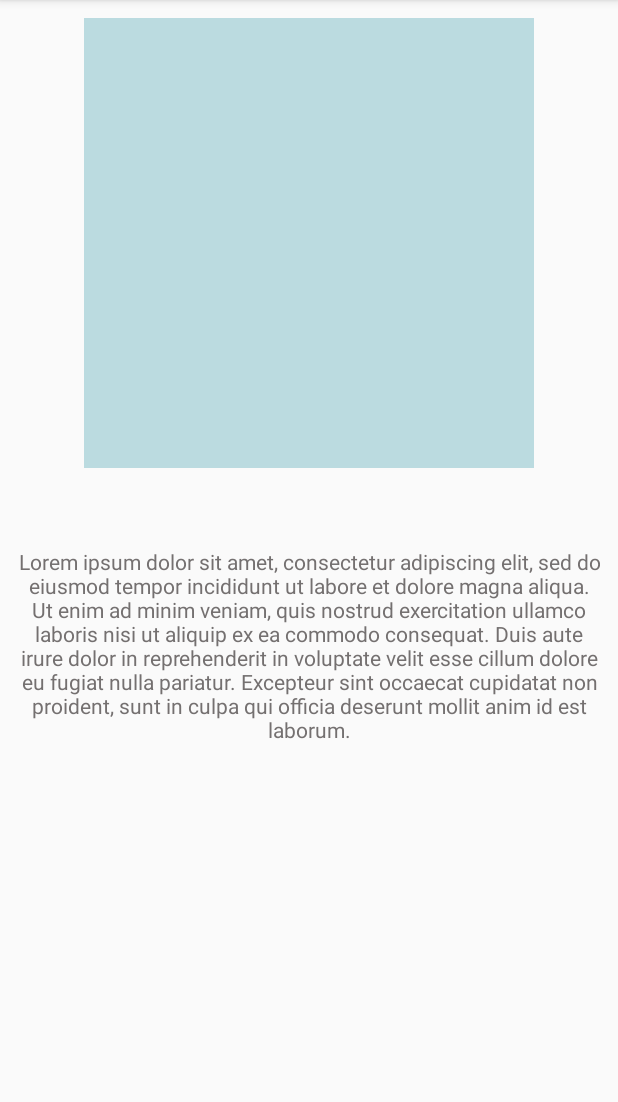
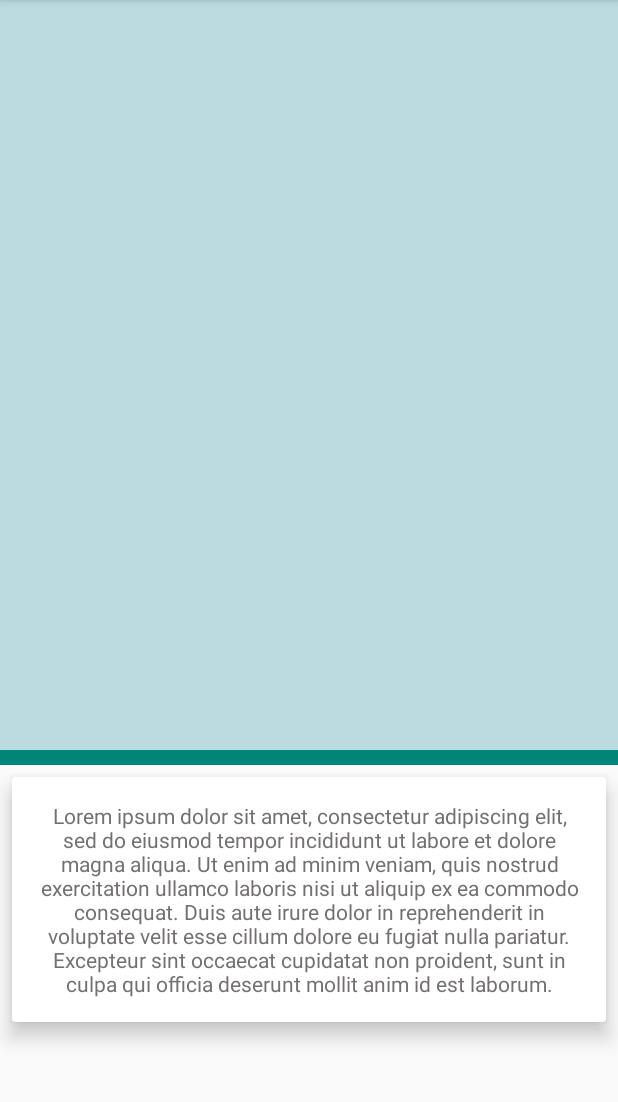
Before and after one commit to hornuglan/movie-catalog, an Android app: the fragment MovieDetailsFragment shown on its own in the app's theme, on a phone screen of 412 x 824 dp, the part 84-1186 px from its top. Run offline under Robolectric (Android 15) with nearby library versions, the phone set to English and light mode, and no system bars.

Commit message:
Feature: collapsing toolbar for movie details fragment

```diff
--- a/app/src/main/res/layout/fragment_movie_details.xml
+++ b/app/src/main/res/layout/fragment_movie_details.xml
@@ -1,26 +1,63 @@
 <?xml version="1.0" encoding="utf-8"?>
-<LinearLayout xmlns:android="http://schemas.android.com/apk/res/android"
+<androidx.coordinatorlayout.widget.CoordinatorLayout xmlns:android="http://schemas.android.com/apk/res/android"
     xmlns:tools="http://schemas.android.com/tools"
     android:layout_width="match_parent"
     android:layout_height="match_parent"
-    android:orientation="vertical"
-    android:padding="12dp"
-    tools:context=".MovieDetailsActivity">
+    xmlns:app="http://schemas.android.com/apk/res-auto"
+    android:fitsSystemWindows="false">
 
-    <ImageView
-        android:id="@+id/movie_details_poster"
-        style="@style/MovieDescriptionPoster"
-        android:contentDescription="Movie Poster" />
+    <androidx.core.widget.NestedScrollView
+        android:id="@+id/scroll"
+        android:layout_width="match_parent"
+        android:layout_height="match_parent"
+        app:layout_behavior="@string/appbar_scrolling_view_behavior">
 
-    <TextView
-        android:id="@+id/movie_details_title"
-        style="@style/MainTitle"
-        android:layout_marginBottom="10dp"
-        tools:text="Movie Title" />
+        <androidx.cardview.widget.CardView
+            android:layout_width="match_parent"
+            android:layout_height="wrap_content"
+            android:layout_margin="8dp"
+            app:cardElevation="8dp">
 
-    <TextView
-        android:id="@+id/movie_details_description"
-        style="@style/MovieDescription"
-        android:text="@string/movie_description_placeholder" />
+            <TextView
+                android:id="@+id/movie_details_description"
+                android:layout_width="match_parent"
+                android:layout_height="wrap_content"
+                android:layout_margin="16dp"
+                style="@style/MovieDescription"
+                android:text="@string/movie_description_placeholder"
+                android:textAppearance="@style/TextAppearance.AppCompat.Body1"/>
 
-</LinearLayout>
+        </androidx.cardview.widget.CardView>
+
+    </androidx.core.widget.NestedScrollView>
+
+    <com.google.android.material.appbar.AppBarLayout
+        android:id="@+id/app_bar_layout"
+        android:layout_width="match_parent"
+        android:layout_height="wrap_content"
+        android:fitsSystemWindows="false"
+        android:theme="@style/ThemeOverlay.AppCompat.Dark.ActionBar">
+
+        <com.google.android.material.appbar.CollapsingToolbarLayout
+            android:id="@+id/collapsing_toolbar"
+            android:layout_width="match_parent"
+            android:layout_height="match_parent"
+            android:fitsSystemWindows="false"
+            app:contentScrim="@color/colorPrimary"
+            app:expandedTitleMarginEnd="64dp"
+            app:expandedTitleMarginStart="48dp"
+            app:layout_scrollFlags="scroll|exitUntilCollapsed">
+
+            <ImageView
+                android:id="@+id/movie_details_poster"
+                android:layout_width="match_parent"
+                android:layout_height="500dp"
+                android:scaleType="centerCrop"
+                style="@style/MovieDescriptionPoster"
+                app:layout_collapseMode="parallax" />
+
+        </com.google.android.material.appbar.CollapsingToolbarLayout>
+
+    </com.google.android.material.appbar.AppBarLayout>
+
+</androidx.coordinatorlayout.widget.CoordinatorLayout>
```
